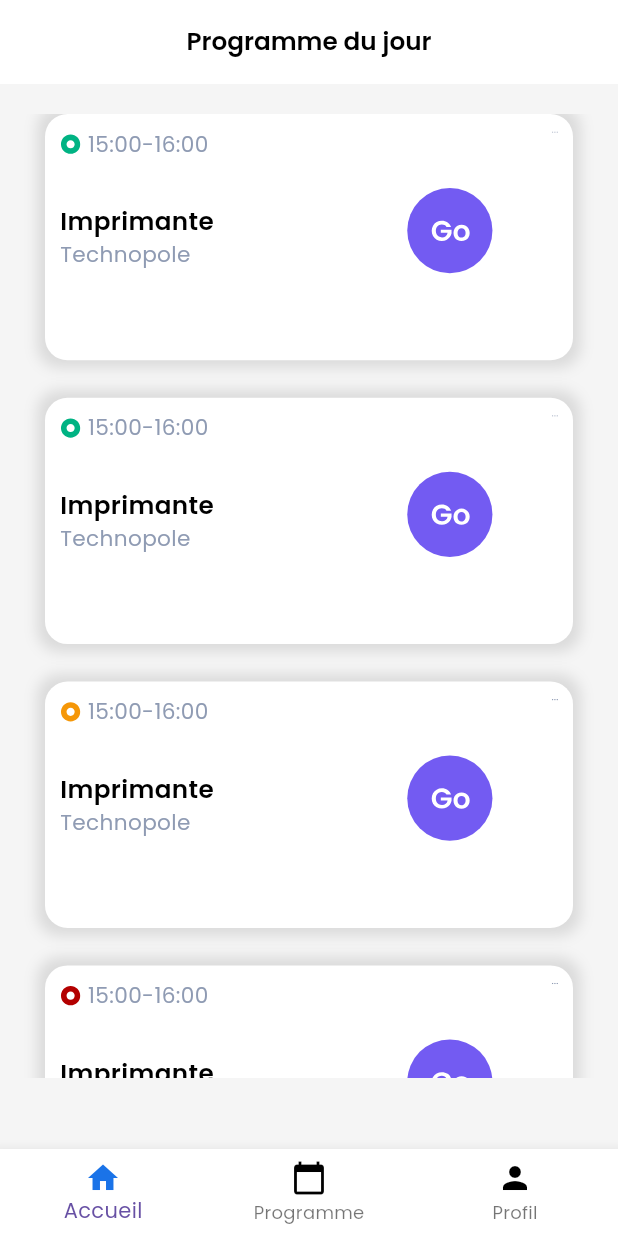
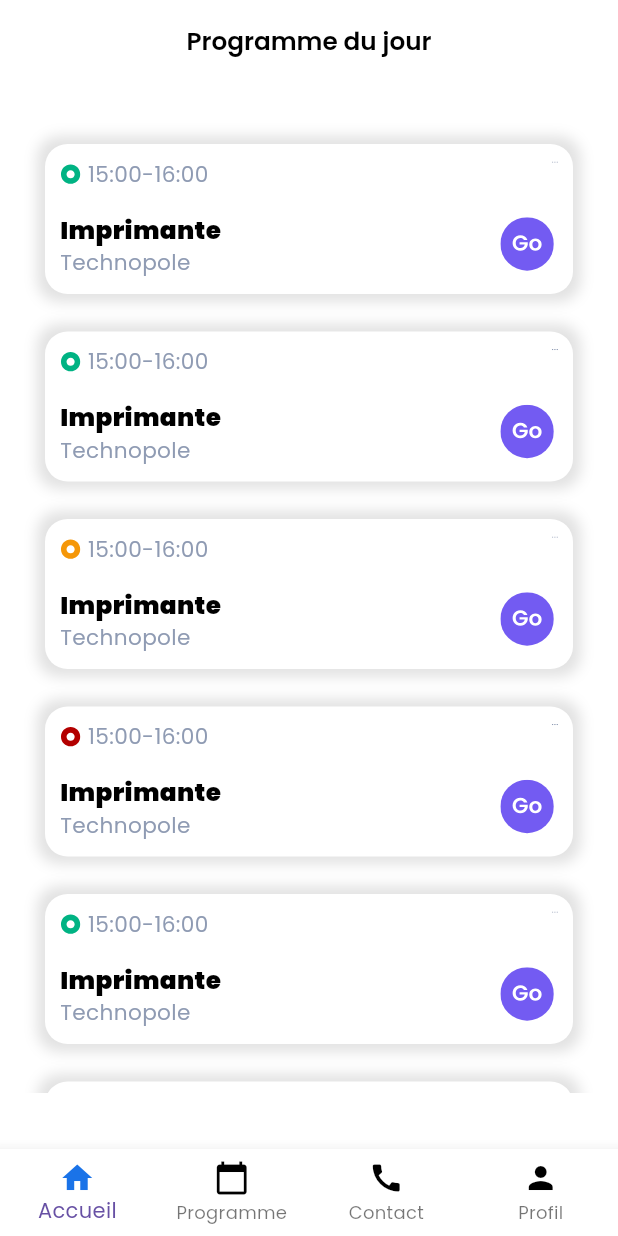
Before and after one commit to IlTriki/Ticketing_System, a Flutter app: the screen it shows after launch, on a phone screen of 412 x 824 dp. Run offline on Flutter 3.47's test engine with Material 3 defaults, Android fonts, the phone set to English and light mode, and no system bars; our stand-ins replace flutter_svg.

Commit message:
Reglage placement des elements, ajout page connexion, reglage barre de navigation

```diff
--- a/partie_mobile/lib/main.dart
+++ b/partie_mobile/lib/main.dart
@@ -7,14 +7,14 @@ void main() {
 
 class MyApp extends StatelessWidget {
   const MyApp({super.key});
-
   // This widget is the root of your application.
   @override
   Widget build(BuildContext context) {
     return MaterialApp(
+      title: "CK TechAssign",
       debugShowCheckedModeBanner: false,
       theme: ThemeData(fontFamily: "Poppins"),
-      home: HomePage(),
+      home: const HomePage(),
     );
   }
 }
--- /dev/null
+++ b/partie_mobile/lib/models/bottomnav_bar.dart
@@ -0,0 +1,40 @@
+import 'package:flutter/material.dart';
+
+class CustomBottomNavigationBar {
+  static BottomNavigationBar buildBottomNavigationBar() {
+    return BottomNavigationBar(
+      backgroundColor: Colors.white,
+      type: BottomNavigationBarType.fixed,
+      items: const [
+        BottomNavigationBarItem(
+          icon: Icon(
+            Icons.home,
+            color: Color(0xFF1A73E8),
+          ),
+          label: 'Accueil',
+        ),
+        BottomNavigationBarItem(
+          icon: Icon(
+            Icons.calendar_today,
+            color: Colors.black,
+          ),
+          label: 'Programme',
+        ),
+        BottomNavigationBarItem(
+          icon: Icon(
+            Icons.call,
+            color: Colors.black,
+          ),
+          label: 'Contact',
+        ),
+        BottomNavigationBarItem(
+          icon: Icon(
+            Icons.person,
+            color: Colors.black,
+          ),
+          label: 'Profil',
+        ),
+      ],
+    );
+  }
+}
--- a/partie_mobile/lib/models/programme_model.dart
+++ b/partie_mobile/lib/models/programme_model.dart
@@ -43,45 +43,61 @@ class ProgrammeModel {
       nom: "Imprimante",
       lieu: "Technopole",
     ));
+    programmes.add(ProgrammeModel(
+      priorite: "assets/icons/prioriteVerte.svg",
+      horaire: "15:00-16:00",
+      nom: "Imprimante",
+      lieu: "Technopole",
+    ));
+    programmes.add(ProgrammeModel(
+      priorite: "assets/icons/prioriteVerte.svg",
+      horaire: "15:00-16:00",
+      nom: "Imprimante",
+      lieu: "Technopole",
+    ));
+    programmes.add(ProgrammeModel(
+      priorite: "assets/icons/prioriteVerte.svg",
+      horaire: "15:00-16:00",
+      nom: "Imprimante",
+      lieu: "Technopole",
+    ));
+    programmes.add(ProgrammeModel(
+      priorite: "assets/icons/prioriteVerte.svg",
+      horaire: "15:00-16:00",
+      nom: "Imprimante",
+      lieu: "Technopole",
+    ));
+    programmes.add(ProgrammeModel(
+      priorite: "assets/icons/prioriteVerte.svg",
+      horaire: "15:00-16:00",
+      nom: "Imprimante",
+      lieu: "Technopole",
+    ));
+    programmes.add(ProgrammeModel(
+      priorite: "assets/icons/prioriteVerte.svg",
+      horaire: "15:00-16:00",
+      nom: "Imprimante",
+      lieu: "Technopole",
+    ));
+    programmes.add(ProgrammeModel(
+      priorite: "assets/icons/prioriteVerte.svg",
+      horaire: "15:00-16:00",
+      nom: "Imprimante",
+      lieu: "Technopole",
+    ));
+    programmes.add(ProgrammeModel(
+      priorite: "assets/icons/prioriteVerte.svg",
+      horaire: "15:00-16:00",
+      nom: "Imprimante",
+      lieu: "Technopole",
+    ));
+    programmes.add(ProgrammeModel(
+      priorite: "assets/icons/prioriteVerte.svg",
+      horaire: "15:00-16:00",
+      nom: "Imprimante",
+      lieu: "Technopole",
+    ));
 
     return programmes;
   }
 }
-
-class CategoryModel {
-  String name;
-  String iconPath;
-  Color boxColor;
-
-  CategoryModel({
-    required this.name,
-    required this.iconPath,
-    required this.boxColor,
-  });
-
-  static List<CategoryModel> getCategories() {
-    List<CategoryModel> categories = [];
-
-    categories.add(CategoryModel(
-        name: 'Salad',
-        iconPath: 'assets/icons/plate.svg',
-        boxColor: const Color(0xff9DCEFF)));
-
-    categories.add(CategoryModel(
-        name: 'Cake',
-        iconPath: 'assets/icons/pancakes.svg',
-        boxColor: const Color(0xffEEA4CE)));
-
-    categories.add(CategoryModel(
-        name: 'Pie',
-        iconPath: 'assets/icons/pie.svg',
-        boxColor: const Color(0xff9DCEFF)));
-
-    categories.add(CategoryModel(
-        name: 'Smoothies',
-        iconPath: 'assets/icons/orange-snacks.svg',
-        boxColor: const Color(0xffEEA4CE)));
-
-    return categories;
-  }
-}
--- a/partie_mobile/lib/pages/home.dart
+++ b/partie_mobile/lib/pages/home.dart
@@ -1,5 +1,6 @@
 import 'package:flutter/material.dart';
 import 'package:partie_mobile/models/programme_model.dart';
+import 'package:partie_mobile/models/bottomnav_bar.dart';
 import 'package:flutter_svg/flutter_svg.dart';
 
 class HomePage extends StatefulWidget {
@@ -28,17 +29,14 @@ class _HomePageState extends State<HomePage> {
   @override
   Widget build(BuildContext context) {
     return Scaffold(
-      backgroundColor: const Color(0xFFF5F5F5),
+      backgroundColor: const Color(0xFFFFFFFF),
       appBar: _appBar(),
-      body: Column(
-        children: [
-          const SizedBox(
-            height: 20,
+      body: Container(
+        padding:
+            const EdgeInsets.only(top: 20), // Adjust the top padding as needed
+        child: _programmes(),
       ),
-          _programmes(),
-        ],
-      ),
-      bottomNavigationBar: _bottomNavigationBar(),
+      bottomNavigationBar: CustomBottomNavigationBar.buildBottomNavigationBar(),
     );
   }
 
@@ -63,19 +61,21 @@ class _HomePageState extends State<HomePage> {
       crossAxisAlignment: CrossAxisAlignment.start,
       children: [
         SizedBox(
-          height: MediaQuery.of(context).size.height * 0.78,
+          height: MediaQuery.of(context).size.height * 0.792,
           child: ListView.separated(
               itemCount: programmes.length,
               padding: const EdgeInsets.only(
                 bottom: 30,
                 right: 30,
                 left: 30,
+                top: 20,
               ),
               separatorBuilder: (context, index) => const SizedBox(
                     height: 25,
                   ),
               itemBuilder: (context, index) {
                 return Container(
+                  height: 100,
                   padding: const EdgeInsets.all(10),
                   decoration: BoxDecoration(
                     color: Colors.white,
@@ -89,7 +89,10 @@ class _HomePageState extends State<HomePage> {
                     ],
                   ),
                   child: Stack(children: [
-                      Row(
+                    Positioned(
+                        top: 0,
+                        left: 0,
+                        child: Row(
                           children: [
                             SvgPicture.asset(
                               programmes[index].priorite,
@@ -106,7 +109,7 @@ class _HomePageState extends State<HomePage> {
                               ),
                             )
                           ],
-                      ),
+                        )),
                     Positioned(
                       top: 0,
                       right: 0,
@@ -114,7 +117,11 @@ class _HomePageState extends State<HomePage> {
                           width: screenWidth * 0.010,
                           height: screenWidth * 0.010),
                     ),
-                      Row(
+                    Positioned(
+                      bottom: 0,
+                      left: 0,
+                      child: Row(
+                        crossAxisAlignment: CrossAxisAlignment.start,
                         children: [
                           Column(
                             crossAxisAlignment: CrossAxisAlignment.start,
@@ -122,7 +129,7 @@ class _HomePageState extends State<HomePage> {
                               Text(
                                 programmes[index].nom,
                                 style: TextStyle(
-                                  fontWeight: FontWeight.w600,
+                                  fontWeight: FontWeight.w900,
                                   color: Colors.black,
                                   fontSize: screenWidth * 0.04,
                                 ),
@@ -137,46 +144,21 @@ class _HomePageState extends State<HomePage> {
                               ),
                             ],
                           ),
-                          const Spacer(),
-                          Column(
-                            crossAxisAlignment: CrossAxisAlignment.end,
-                            children: [
-                              SvgPicture.asset('assets/icons/boutonGo.svg',
-                                  width: screenWidth * 0.35)
                         ],
-                          )
-                        ],
-                      )
-                    ]));
+                      ),
+                    ),
+                    Positioned(
+                      bottom: 0,
+                      right: 0,
+                      child: SvgPicture.asset('assets/icons/boutonGo.svg',
+                          width: screenWidth * 0.10,
+                          height: screenWidth * 0.10),
+                    ),
+                  ]),
+                );
               }),
         ),
       ],
     );
   }
-
-  BottomNavigationBar _bottomNavigationBar() {
-    return BottomNavigationBar(backgroundColor: Colors.white, items: const [
-      BottomNavigationBarItem(
-        icon: Icon(
-          Icons.home,
-          color: Color(0xFF1A73E8),
-        ),
-        label: 'Accueil',
-      ),
-      BottomNavigationBarItem(
-        icon: Icon(
-          Icons.calendar_today,
-          color: Colors.black,
-        ),
-        label: 'Programme',
-      ),
-      BottomNavigationBarItem(
-        icon: Icon(
-          Icons.person,
-          color: Colors.black,
-        ),
-        label: 'Profil',
-      ),
-    ]);
 }
-}
```
Also changed, not shown: partie_mobile/lib/pages/connexion.dart (added, +38 -0 lines), partie_mobile/assets/icons/boutonGo.svg. Lines whose indentation alone changed are shown as unchanged.
